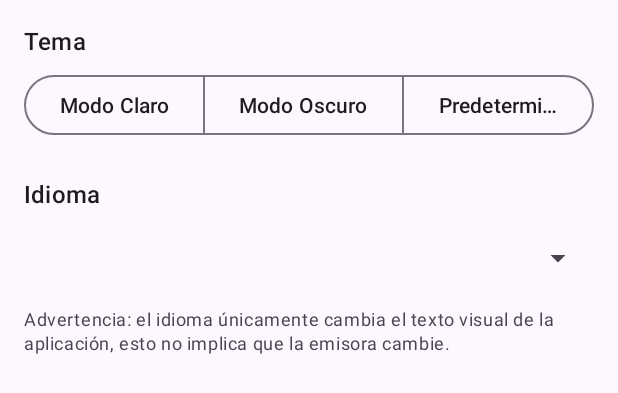
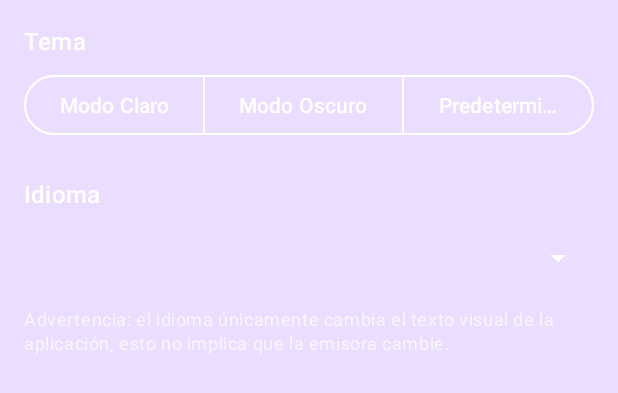
Before and after one commit to MXNeoPunto/Iglesia-de-dios-nueva-jerusalem-la-hermosa, an Android app: the layout activity_settings.xml on its own in the app's theme, with its tools: preview values and no code run, on a phone screen of 412 x 824 dp. Shown: the top 393 px of the screen. Run offline under Robolectric (Android 15) with nearby library versions, the phone set to English and light mode, and no system bars.

Commit message:
Modernize Car Mode and Settings UI with animated gradient background
- Refactored `animateGradient` logic from `MainActivity` to `GradientAnimationHelper`.
- Updated `CarModeActivity` layout and code to use the gradient background and modern styling (white text/icons).
- Updated `SettingsActivity` layout and code to use the gradient background and ensure readability on the dark background.
- Ensured edge-to-edge display by handling window insets on content containers.

Co-authored-by: MXNeoPunto <206140416+MXNeoPunto@users.noreply.github.com>

```diff
--- a/app/src/main/java/iglesia/jerusalem/hermosa/CarModeActivity.java
+++ b/app/src/main/java/iglesia/jerusalem/hermosa/CarModeActivity.java
@@ -33,7 +33,10 @@ public class CarModeActivity extends AppCompatActivity {
         WindowCompat.setDecorFitsSystemWindows(getWindow(), false);
         setContentView(R.layout.activity_car_mode);
 
-        androidx.core.view.ViewCompat.setOnApplyWindowInsetsListener(findViewById(android.R.id.content), (v, insets) -> {
+        View gradientBackground = findViewById(R.id.gradient_background);
+        GradientAnimationHelper.animateGradient(gradientBackground);
+
+        androidx.core.view.ViewCompat.setOnApplyWindowInsetsListener(findViewById(R.id.content_container), (v, insets) -> {
             androidx.core.graphics.Insets systemBars = insets.getInsets(androidx.core.view.WindowInsetsCompat.Type.systemBars());
             v.setPadding(systemBars.left, systemBars.top, systemBars.right, systemBars.bottom);
             return insets;
--- a/app/src/main/java/iglesia/jerusalem/hermosa/SettingsActivity.java
+++ b/app/src/main/java/iglesia/jerusalem/hermosa/SettingsActivity.java
@@ -27,7 +27,10 @@ public class SettingsActivity extends AppCompatActivity {
         androidx.core.view.WindowCompat.setDecorFitsSystemWindows(getWindow(), false);
         setContentView(R.layout.activity_settings);
 
-        androidx.core.view.ViewCompat.setOnApplyWindowInsetsListener(findViewById(android.R.id.content), (v, insets) -> {
+        View gradientBackground = findViewById(R.id.gradient_background);
+        GradientAnimationHelper.animateGradient(gradientBackground);
+
+        androidx.core.view.ViewCompat.setOnApplyWindowInsetsListener(findViewById(R.id.content_container), (v, insets) -> {
             androidx.core.graphics.Insets systemBars = insets.getInsets(androidx.core.view.WindowInsetsCompat.Type.systemBars());
             v.setPadding(systemBars.left, systemBars.top, systemBars.right, systemBars.bottom);
             return insets;
--- a/app/src/main/res/layout/activity_settings.xml
+++ b/app/src/main/res/layout/activity_settings.xml
@@ -1,18 +1,36 @@
 <?xml version="1.0" encoding="utf-8"?>
-<LinearLayout xmlns:android="http://schemas.android.com/apk/res/android"
+<androidx.constraintlayout.widget.ConstraintLayout xmlns:android="http://schemas.android.com/apk/res/android"
+    xmlns:app="http://schemas.android.com/apk/res-auto"
     xmlns:tools="http://schemas.android.com/tools"
-    xmlns:app="http://schemas.android.com/apk/res-auto"
+    android:layout_width="match_parent"
+    android:layout_height="match_parent"
+    tools:context=".SettingsActivity">
+
+    <!-- Background Layer -->
+    <View
+        android:id="@+id/gradient_background"
+        android:layout_width="0dp"
+        android:layout_height="0dp"
+        android:background="@color/md_theme_light_primaryContainer"
+        app:layout_constraintBottom_toBottomOf="parent"
+        app:layout_constraintEnd_toEndOf="parent"
+        app:layout_constraintStart_toStartOf="parent"
+        app:layout_constraintTop_toTopOf="parent" />
+
+    <!-- Content Container -->
+    <LinearLayout
+        android:id="@+id/content_container"
         android:layout_width="match_parent"
         android:layout_height="match_parent"
         android:orientation="vertical"
-    android:padding="16dp"
-    tools:context=".SettingsActivity">
+        android:padding="16dp">
 
         <TextView
             android:layout_width="wrap_content"
             android:layout_height="wrap_content"
             android:text="@string/theme"
             android:textAppearance="?attr/textAppearanceTitleMedium"
+            android:textColor="@android:color/white"
             android:layout_marginBottom="8dp"/>
 
         <com.google.android.material.button.MaterialButtonToggleGroup
@@ -27,19 +45,28 @@
                 style="?attr/materialButtonOutlinedStyle"
                 android:layout_width="wrap_content"
                 android:layout_height="wrap_content"
-            android:text="@string/light_mode"/>
+                android:text="@string/light_mode"
+                android:textColor="@android:color/white"
+                app:strokeColor="@android:color/white"
+                app:rippleColor="@android:color/white"/>
             <com.google.android.material.button.MaterialButton
                 android:id="@+id/btn_dark"
                 style="?attr/materialButtonOutlinedStyle"
                 android:layout_width="wrap_content"
                 android:layout_height="wrap_content"
-            android:text="@string/dark_mode"/>
+                android:text="@string/dark_mode"
+                android:textColor="@android:color/white"
+                app:strokeColor="@android:color/white"
+                app:rippleColor="@android:color/white"/>
             <com.google.android.material.button.MaterialButton
                 android:id="@+id/btn_system"
                 style="?attr/materialButtonOutlinedStyle"
                 android:layout_width="wrap_content"
                 android:layout_height="wrap_content"
-            android:text="@string/system_default"/>
+                android:text="@string/system_default"
+                android:textColor="@android:color/white"
+                app:strokeColor="@android:color/white"
+                app:rippleColor="@android:color/white"/>
         </com.google.android.material.button.MaterialButtonToggleGroup>
 
         <TextView
@@ -47,6 +74,7 @@
             android:layout_height="wrap_content"
             android:text="@string/language"
             android:textAppearance="?attr/textAppearanceTitleMedium"
+            android:textColor="@android:color/white"
             android:layout_marginBottom="8dp"/>
 
         <Spinner
@@ -54,13 +82,17 @@
             android:layout_width="match_parent"
             android:layout_height="wrap_content"
             android:minHeight="48dp"
-        android:layout_marginBottom="8dp"/>
+            android:layout_marginBottom="8dp"
+            android:theme="@style/ThemeOverlay.Material3.Dark"
+            android:backgroundTint="@android:color/white"/>
 
         <TextView
             android:layout_width="match_parent"
             android:layout_height="wrap_content"
             android:text="@string/language_disclaimer"
             android:textAppearance="?attr/textAppearanceBodySmall"
-        android:textColor="?android:attr/textColorSecondary"/>
+            android:textColor="#B3FFFFFF"/>
 
     </LinearLayout>
+
+</androidx.constraintlayout.widget.ConstraintLayout>
```
Also changed, not shown: app/src/main/java/iglesia/jerusalem/hermosa/GradientAnimationHelper.java (added, +35 -0 lines), app/src/main/java/iglesia/jerusalem/hermosa/MainActivity.java (+1 -24 lines), app/src/main/res/layout/activity_car_mode.xml (+23 -1 lines). Lines whose indentation alone changed are shown as unchanged.
